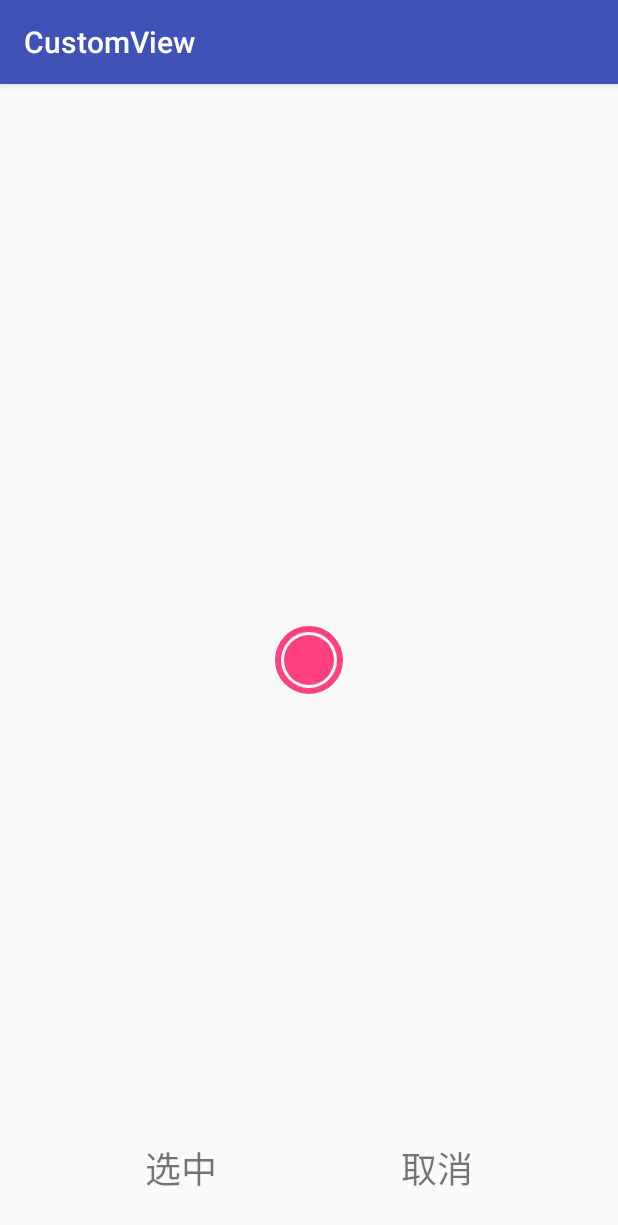
After one commit to Discredited/CustomView, an Android app: the ColorActivity screen opened directly, with no data from a screen before it, on a phone screen of 412 x 824 dp. The commit adds this screen. Shown: the top 1225 px of the screen. Run offline under Robolectric (Android 15) with nearby library versions, the phone set to English and light mode, and no system bars.

Commit message:
自定义颜色选择View

```diff
--- a/app/src/main/AndroidManifest.xml
+++ b/app/src/main/AndroidManifest.xml
@@ -23,6 +23,7 @@
         <activity android:name=".ui.first.FirstCustomActivity" />
         <activity android:name=".ui.second.SecondCustomActivity" />
         <activity android:name=".ui.tantag.TanTagViewActivity" />
+        <activity android:name=".ui.color.ColorActivity" />
     </application>
 
 </manifest>
--- a/app/src/main/java/com/project/june/customview/MainActivity.java
+++ b/app/src/main/java/com/project/june/customview/MainActivity.java
@@ -11,6 +11,7 @@ import android.view.View;
 import android.view.ViewGroup;
 
 import com.project.june.customview.bean.ClassifyBean;
+import com.project.june.customview.ui.color.ColorActivity;
 import com.project.june.customview.ui.first.FirstCustomActivity;
 import com.project.june.customview.ui.level.ProgressActivity;
 import com.project.june.customview.ui.progress.MochaProgressActivity;
@@ -43,6 +44,7 @@ public class MainActivity extends AppCompatActivity {
         list.add(new ClassifyBean("自定义TanTagView", "摊摊标签View"));
         list.add(new ClassifyBean("ProgressBar", "自定义进度条"));
         list.add(new ClassifyBean("Progress", "模卡进度条"));
+        list.add(new ClassifyBean("ColorView", "颜色选择"));
         adapter.setItemList(list, true);
     }
 
@@ -61,6 +63,8 @@ public class MainActivity extends AppCompatActivity {
                     ProgressActivity.startThis(MainActivity.this);
                 } else if (position == 4) {
                     MochaProgressActivity.startThis(MainActivity.this);
+                } else if (position == 5) {
+                    ColorActivity.startThis(MainActivity.this);
                 }
             }
         });
--- /dev/null
+++ b/app/src/main/java/com/project/june/customview/ui/color/ColorActivity.java
@@ -0,0 +1,41 @@
+package com.project.june.customview.ui.color;
+
+import android.content.Context;
+import android.content.Intent;
+import android.os.Bundle;
+import android.support.annotation.Nullable;
+import android.support.v7.app.AppCompatActivity;
+import android.view.View;
+
+import com.project.june.customview.R;
+
+public class ColorActivity extends AppCompatActivity {
+
+    private ColorPickView colorView;
+
+    public static void startThis(Context context) {
+        Intent starter = new Intent(context, ColorActivity.class);
+        context.startActivity(starter);
+    }
+
+    @Override
+    protected void onCreate(@Nullable Bundle savedInstanceState) {
+        super.onCreate(savedInstanceState);
+        setContentView(R.layout.activity_color);
+
+        colorView = findViewById(R.id.color_selected_view);
+        findViewById(R.id.tv_selected).setOnClickListener(new View.OnClickListener() {
+            @Override
+            public void onClick(View v) {
+                colorView.setPicked(true);
+            }
+        });
+        findViewById(R.id.tv_un_selected).setOnClickListener(new View.OnClickListener() {
+            @Override
+            public void onClick(View v) {
+                colorView.setPicked(false);
+            }
+        });
+
+    }
+}
--- /dev/null
+++ b/app/src/main/java/com/project/june/customview/ui/color/ColorPickView.java
@@ -0,0 +1,95 @@
+package com.project.june.customview.ui.color;
+
+import android.content.Context;
+import android.content.res.TypedArray;
+import android.graphics.Canvas;
+import android.graphics.Paint;
+import android.support.v4.content.ContextCompat;
+import android.util.AttributeSet;
+import android.view.View;
+
+import com.project.june.customview.R;
+
+public class ColorPickView extends View {
+
+    private int themeColor;
+    private int innerPadding;  //内环的间隔
+    private int outRadius;  //外环半径
+    private int outWidth;  //外环线宽
+    private int innerRadius;  //内环半径
+    private boolean isPicked;  //是否选中
+
+    private Paint innerPaint;  //绘制整个圆形
+    private Paint outPaint;  //绘制外环线框
+
+    public ColorPickView(Context context) {
+        this(context, null);
+    }
+
+    public ColorPickView(Context context, AttributeSet attrs) {
+        this(context, attrs, 0);
+    }
+
+    public ColorPickView(Context context, AttributeSet attrs, int defStyleAttr) {
+        super(context, attrs, defStyleAttr);
+        TypedArray array = context.obtainStyledAttributes(attrs, R.styleable.ColorPickView, defStyleAttr, 0);
+        try {
+            themeColor = array.getColor(R.styleable.ColorPickView_theme_color, ContextCompat.getColor(context, R.color.colorAccent));
+            outWidth = array.getDimensionPixelSize(R.styleable.ColorPickView_out_width, 5);
+            innerPadding = array.getDimensionPixelSize(R.styleable.ColorPickView_inner_padding, 5);
+            isPicked = array.getBoolean(R.styleable.ColorPickView_is_picked, false);
+        } finally {
+            array.recycle();
+        }
+    }
+
+    @Override
+    protected void onFinishInflate() {
+        super.onFinishInflate();
+        innerPaint = new Paint(Paint.ANTI_ALIAS_FLAG);
+        innerPaint.setStyle(Paint.Style.FILL);
+        innerPaint.setColor(themeColor);
+
+        outPaint = new Paint(Paint.ANTI_ALIAS_FLAG);
+        outPaint.setStyle(Paint.Style.STROKE);
+        outPaint.setStrokeWidth(outWidth);
+        outPaint.setColor(themeColor);
+    }
+
+    @Override
+    protected void onMeasure(int widthMeasureSpec, int heightMeasureSpec) {
+
+        int width = MeasureSpec.getSize(widthMeasureSpec);
+        int height = MeasureSpec.getSize(heightMeasureSpec);
+        int size = Math.min(width, height);
+
+        outRadius = size / 2;
+        innerRadius = outRadius - innerPadding - outWidth;
+
+        super.onMeasure(MeasureSpec.makeMeasureSpec(size, MeasureSpec.EXACTLY), MeasureSpec.makeMeasureSpec(size, MeasureSpec.EXACTLY));
+    }
+
+    @Override
+    protected void onDraw(Canvas canvas) {
+        super.onDraw(canvas);
+        if (isPicked) {
+            //绘制外环线框
+            canvas.drawCircle(outRadius, outRadius, outRadius - outWidth, outPaint);
+            //绘制内环圆形
+            canvas.drawCircle(outRadius, outRadius, innerRadius, innerPaint);
+        } else {
+            //直接绘制一个圆形
+            canvas.drawCircle(outRadius, outRadius, outRadius, innerPaint);
+        }
+    }
+
+    public void setThemeColor(int color) {
+        innerPaint.setColor(color);
+        outPaint.setColor(color);
+    }
+
+    public void setPicked(boolean isPick) {
+        isPicked = isPick;
+        invalidate();
+    }
+}
--- /dev/null
+++ b/app/src/main/res/layout/activity_color.xml
@@ -0,0 +1,42 @@
+<?xml version="1.0" encoding="utf-8"?>
+<android.support.constraint.ConstraintLayout xmlns:android="http://schemas.android.com/apk/res/android"
+    xmlns:app="http://schemas.android.com/apk/res-auto"
+    android:layout_width="match_parent"
+    android:layout_height="match_parent">
+
+    <com.project.june.customview.ui.color.ColorPickView
+        android:id="@+id/color_selected_view"
+        android:layout_width="50dp"
+        android:layout_height="50dp"
+        app:is_picked="true"
+        app:out_width="4dp"
+        app:inner_padding="4dp"
+        app:layout_constraintBottom_toBottomOf="parent"
+        app:layout_constraintEnd_toEndOf="parent"
+        app:layout_constraintStart_toStartOf="parent"
+        app:layout_constraintTop_toTopOf="parent" />
+
+    <android.support.v7.widget.AppCompatTextView
+        android:id="@+id/tv_selected"
+        android:layout_width="100dp"
+        android:layout_height="50dp"
+        android:layout_marginBottom="20dp"
+        android:gravity="center"
+        android:text="选中"
+        android:textSize="24sp"
+        app:layout_constraintBottom_toBottomOf="parent"
+        app:layout_constraintEnd_toStartOf="@+id/tv_un_selected"
+        app:layout_constraintStart_toStartOf="parent" />
+
+    <android.support.v7.widget.AppCompatTextView
+        android:id="@+id/tv_un_selected"
+        android:layout_width="100dp"
+        android:layout_height="50dp"
+        android:gravity="center"
+        android:text="取消"
+        android:textSize="24sp"
+        app:layout_constraintBottom_toBottomOf="@+id/tv_selected"
+        app:layout_constraintEnd_toEndOf="parent"
+        app:layout_constraintStart_toEndOf="@+id/tv_selected"
+        app:layout_constraintTop_toTopOf="@+id/tv_selected" />
+</android.support.constraint.ConstraintLayout>
--- /dev/null
+++ b/app/src/main/res/values/attrs_color_pick_view.xml
@@ -0,0 +1,9 @@
+<?xml version="1.0" encoding="utf-8"?>
+<resources>
+    <declare-styleable name="ColorPickView">
+        <attr name="theme_color" format="color|reference" />
+        <attr name="out_width" format="dimension" />
+        <attr name="inner_padding" format="dimension" />
+        <attr name="is_picked" format="boolean" />
+    </declare-styleable>
+</resources>
--- a/app/src/main/res/values/dimens.xml
+++ b/app/src/main/res/values/dimens.xml
@@ -12,4 +12,7 @@
 
     <dimen name="progress_offset">10dp</dimen>
     <dimen name="experience_progress_offset">5dp</dimen>
+
+    <dimen name="color_pick_out_width">2dp</dimen>
+    <dimen name="color_pick_inner_padding">2dp</dimen>
 </resources>
```
